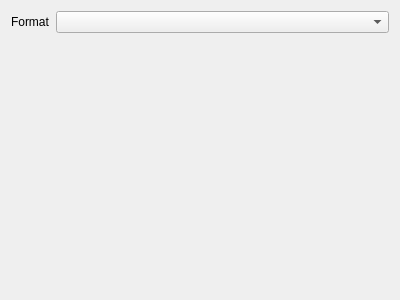
Qt form src/prodbg/RegisterView/registerview.ui (emoon/ProDBG) before a commit.
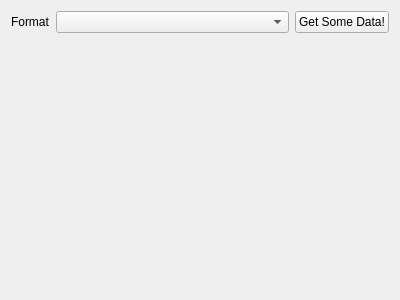
The same form after that commit.

```diff
--- a/src/prodbg/RegisterView/registerview.ui
+++ b/src/prodbg/RegisterView/registerview.ui
@@ -39,6 +39,13 @@
        </property>
       </widget>
      </item>
+     <item>
+      <widget class="QPushButton" name="pushButton">
+       <property name="text">
+        <string>Get Some Data!</string>
+       </property>
+      </widget>
+     </item>
     </layout>
    </item>
    <item>
```
